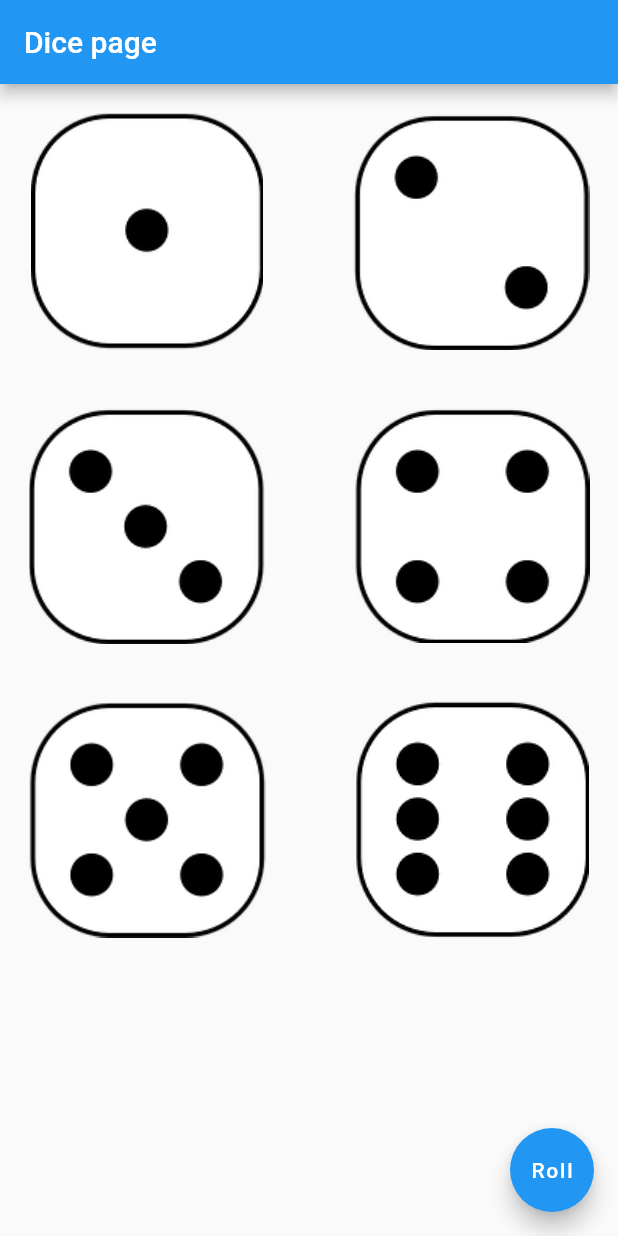
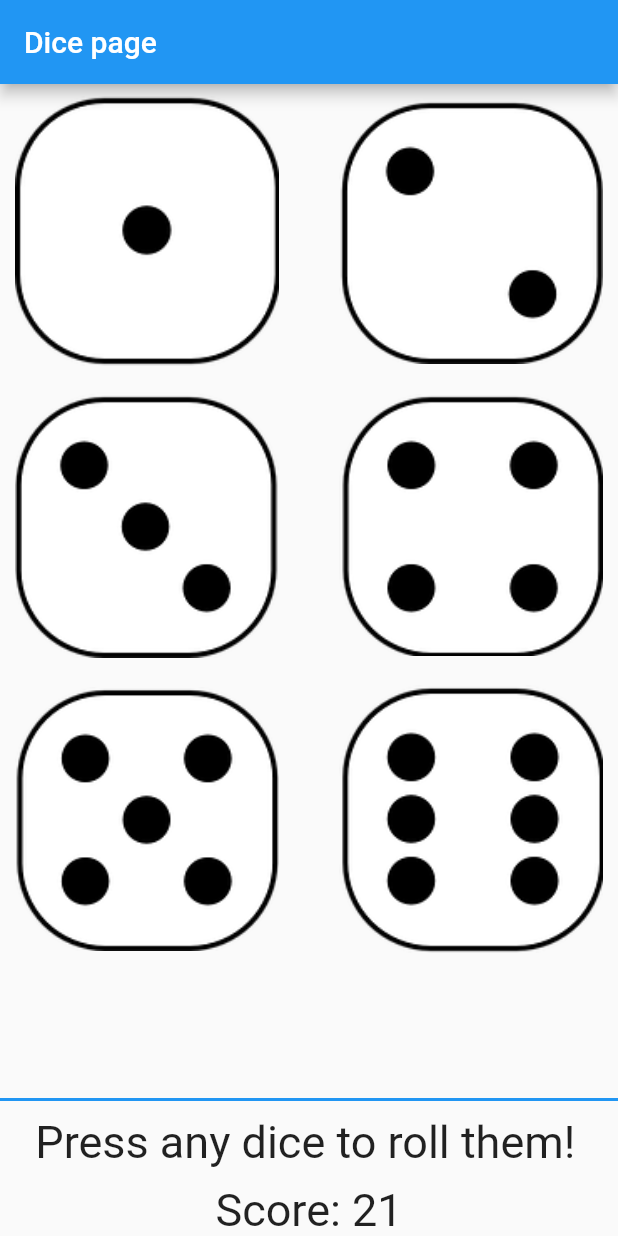
Before and after one commit to LeonardoMolleker/DiceRoller, a Flutter app: the screen it shows after launch, on a phone screen of 412 x 824 dp. Run offline on Flutter 3.47's test engine with Material 2 defaults, Android fonts, the phone set to English and light mode, and no system bars.

Commit message:
Added score and explanation of how to roll

```diff
--- a/lib/classes/dice.dart
+++ b/lib/classes/dice.dart
@@ -9,7 +9,7 @@ class Dice{
       padding: EdgeInsets.only(left: 10.0, right: 10.0),
       child: Image.asset(
         _path + diceValue.toString() + _ext,
-        scale: 1.0,
+        scale: 0.8,
       ),
     );
   }
--- a/lib/main.dart
+++ b/lib/main.dart
@@ -11,6 +11,7 @@ class MyApp extends StatelessWidget {
   Widget build(BuildContext context) {
     return MaterialApp(
       title: 'Flutter Demo',
+      debugShowCheckedModeBanner: false,
       theme: ThemeData(
         primarySwatch: Colors.blue,
       ),
--- a/lib/src/pages/dice_page.dart
+++ b/lib/src/pages/dice_page.dart
@@ -1,5 +1,7 @@
 import 'package:dice_roller/classes/dice.dart';
+import 'package:flutter/cupertino.dart';
 import "package:flutter/material.dart";
+import 'package:flutter/rendering.dart';
 
 class DicePage extends StatelessWidget{
   final diceQuantity = 6;
@@ -15,9 +17,31 @@ class DicePage extends StatelessWidget{
         crossAxisSpacing: 20.0,
         children: getDices(diceQuantity),
       ),
-      floatingActionButton: FloatingActionButton(
-        child: Text("Roll"),
-        onPressed: () {},
+      bottomNavigationBar: Container(
+        decoration: BoxDecoration(
+          border: Border(
+            top: BorderSide(width: 2.0, color: Colors.blue)
+          )
+        ),
+        child: Column(
+          //mainAxisAlignment: MainAxisAlignment.end,
+          mainAxisSize: MainAxisSize.min,
+          children: [
+            Container(
+              height: 55.0,
+              padding: EdgeInsets.only(right: 5.0, top: 10.0),
+              child: Text(
+                "Press any dice to roll them!",
+                style: TextStyle(fontSize: 30.0),
+                textAlign: TextAlign.center,
+              ),
+            ),
+            Text(
+              "Score: 21",
+              style: TextStyle(fontSize: 30.0),
+            )
+          ],
+        ),
       ),
     );
   }
```
